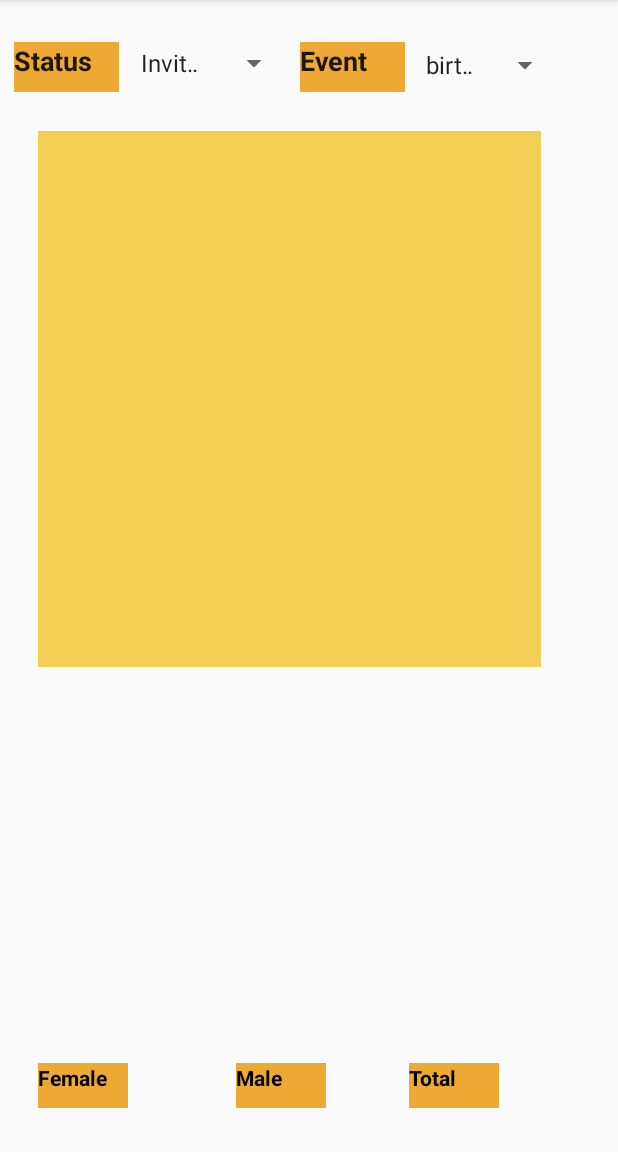
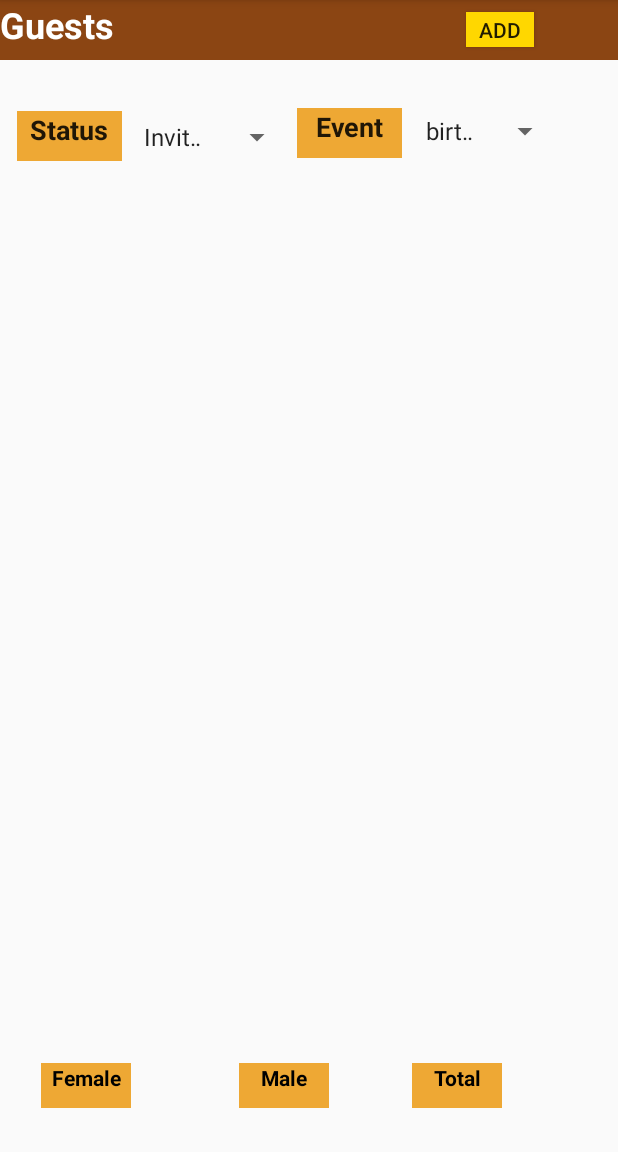
Before and after one commit to NaduniRanasinghe/Event-Planner, an Android app: the screen it shows after launch (MainActivity), in the side drawer, after a tap on "Guests", on a phone screen of 412 x 824 dp, the part 84-1236 px from its top. Run offline under Robolectric (Android 15) with nearby library versions, the phone set to English and light mode, and no system bars.

Commit message:
Added add guests

```diff
--- a/app/build.gradle
+++ b/app/build.gradle
@@ -23,6 +23,7 @@ dependencies {
     implementation 'com.android.support:appcompat-v7:28.+'
     implementation 'com.android.support:design:28.+'
     implementation 'com.android.support.constraint:constraint-layout:1.0.2'
+    implementation 'android.arch.lifecycle:extensions:1.+'
     testImplementation 'junit:junit:4.12'
     androidTestImplementation 'com.android.support.test:runner:0.5'
     androidTestImplementation 'com.android.support.test.espresso:espresso-core:2.2.2'
--- a/app/src/main/AndroidManifest.xml
+++ b/app/src/main/AndroidManifest.xml
@@ -19,7 +19,7 @@
                 <category android:name="android.intent.category.LAUNCHER" />
             </intent-filter>
         </activity>
-        <activity android:name=".ShoppingListAdd"></activity>
+        <activity android:name=".ShoppingListAdd" />
     </application>
 
 </manifest>
--- a/app/src/main/java/com/projects/naduni/eventplanner/MainActivity.java
+++ b/app/src/main/java/com/projects/naduni/eventplanner/MainActivity.java
@@ -84,7 +84,6 @@ public class MainActivity extends AppCompatActivity
         int id = item.getItemId();
 
         if (id == R.id.nav_home) {
-            // Handle the camera action
 
         } else if (id == R.id.nav_events) {
             ft.replace(R.id.content_frame, new ShoppingList());
--- /dev/null
+++ b/app/src/main/res/layout/guests.xml
@@ -0,0 +1,19 @@
+<?xml version="1.0" encoding="utf-8"?>
+<FrameLayout xmlns:android="http://schemas.android.com/apk/res/android"
+    xmlns:app="http://schemas.android.com/apk/res-auto"
+    xmlns:tools="http://schemas.android.com/tools"
+    android:layout_width="match_parent"
+    android:layout_height="match_parent">
+
+    <TextView
+        android:id="@+id/GuestsView"
+        android:layout_width="match_parent"
+        android:layout_height="62dp"
+        android:text="Guests"
+        android:textColor="@color/colorwhite"
+        android:textSize="24sp"
+        android:textStyle="bold"
+        android:background="#8B4513"
+
+        />
+</FrameLayout>
--- a/app/src/main/res/layout/guestsview.xml
+++ b/app/src/main/res/layout/guestsview.xml
@@ -21,6 +21,7 @@
         android:text="Total"
         android:textColor="@color/colorBlack"
         android:textStyle="bold"
+        android:textAlignment="center"
         tools:text="Total" />
 
     <TextView
@@ -37,6 +38,7 @@
         android:text="Male"
         android:textColor="@color/colorBlack"
         android:textStyle="bold"
+        android:textAlignment="center"
         tools:text="Male" />
 
     <TextView
@@ -53,24 +55,25 @@
         android:text="Female"
         android:textColor="@color/colorBlack"
         android:textStyle="bold"
+        android:textAlignment="center"
         tools:text="Female" />
 
     <TextView
         android:id="@+id/eventview"
         android:layout_width="70dp"
         android:layout_height="33dp"
-        android:background="@color/colorPrimaryDark"
         android:layout_alignParentStart="true"
         android:layout_alignParentLeft="true"
         android:layout_alignParentTop="true"
-        android:layout_marginStart="200dp"
-        android:layout_marginLeft="200dp"
-        android:layout_marginTop="28dp"
+        android:layout_marginStart="198dp"
+        android:layout_marginLeft="198dp"
+        android:layout_marginTop="72dp"
+        android:background="@color/colorPrimaryDark"
         android:text="@string/Event"
         android:textAppearance="@style/TextAppearance.AppCompat"
-        android:textStyle="bold"
         android:textSize="18sp"
-        />
+        android:textAlignment="center"
+        android:textStyle="bold" />
 
     <TextView
         android:id="@+id/statusview"
@@ -79,14 +82,15 @@
         android:layout_alignParentStart="true"
         android:layout_alignParentLeft="true"
         android:layout_alignParentTop="true"
-        android:layout_marginStart="9dp"
-        android:layout_marginLeft="9dp"
-        android:layout_marginTop="28dp"
+        android:layout_marginStart="11dp"
+        android:layout_marginLeft="11dp"
+        android:layout_marginTop="74dp"
         android:background="@color/colorPrimaryDark"
         android:text="@string/guest_status"
         android:textAppearance="@style/TextAppearance.AppCompat"
         android:textSize="18sp"
         android:textStyle="bold"
+        android:textAlignment="center"
         tools:text="@string/guest_status" />
 
     <Spinner
@@ -109,23 +113,36 @@
         android:layout_below="@+id/eventview"
         android:layout_alignParentStart="true"
         android:layout_alignParentLeft="true"
-        android:layout_marginStart="86dp"
-        android:layout_marginLeft="86dp"
-        android:layout_marginTop="-31dp"
+        android:layout_marginStart="88dp"
+        android:layout_marginLeft="88dp"
+        android:layout_marginTop="-26dp"
         android:entries="@array/status_array"
         android:prompt="@string/status_prompt" />
 
-    <ListView
-        android:layout_width="335dp"
-        android:layout_height="357dp"
-        android:layout_alignParentStart="true"
-        android:layout_alignParentLeft="true"
+    <include
+        layout="@layout/guests"
+        android:layout_width="match_parent"
+        android:layout_height="40dp"
+        android:layout_alignStart="@+id/statusview"
+        android:layout_alignLeft="@+id/statusview"
         android:layout_alignParentTop="true"
-        android:layout_marginStart="25dp"
-        android:layout_marginLeft="25dp"
-        android:layout_marginTop="87dp"
-        android:background="#f2ce55" />
+        android:layout_marginStart="-11dp"
+        android:layout_marginLeft="-11dp"
+        android:layout_marginTop="0dp" />
 
+    <Button
+        android:id="@+id/guestadd"
+        android:layout_width="45dp"
+        android:layout_height="23dp"
+        android:layout_alignStart="@+id/totalView"
+        android:layout_alignLeft="@+id/totalView"
+        android:layout_alignParentTop="true"
+        android:layout_marginStart="36dp"
+        android:layout_marginLeft="36dp"
+        android:layout_marginTop="8dp"
+        android:background="#FFD700"
+        android:onClick="add_guest"
+        android:text="Add" />
 
 
 </RelativeLayout>
--- a/app/src/main/res/values/strings.xml
+++ b/app/src/main/res/values/strings.xml
@@ -2,7 +2,7 @@
     <string name="app_name">Event Planner</string>
     <string name="navigation_drawer_open">Open navigation drawer</string>
     <string name="navigation_drawer_close">Close navigation drawer</string>
-    <string name="nav_header_title">Event Planner</string>
+    <string name="nav_header_title">EventPlanner</string>
     <string name="nav_header_subtitle">android.studio@android.com</string>
     <string name="nav_header_desc">Navigation header</string>
     <string name="action_settings">Settings</string>
```
Also changed, not shown: app/src/main/java/com/projects/naduni/eventplanner/AddGuest.java (added, +13 -0 lines), app/src/main/res/layout/add_guest.xml (added, +65 -0 lines), app/src/main/res/layout/nav_header_main.xml (+6 -6 lines).
